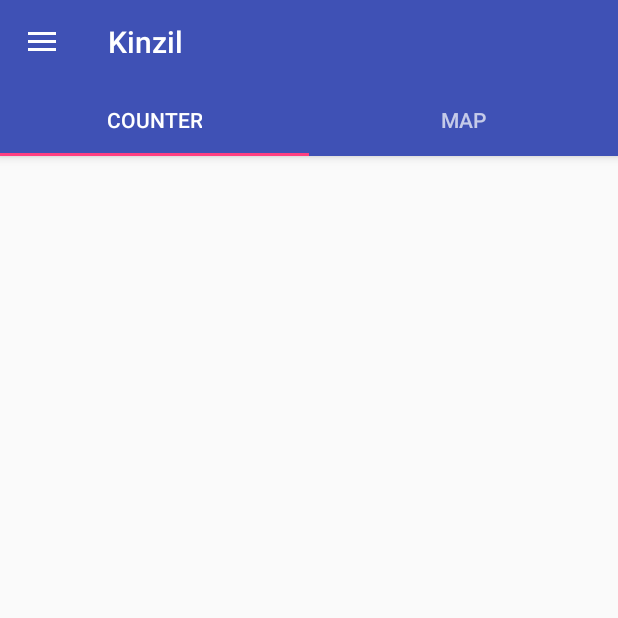
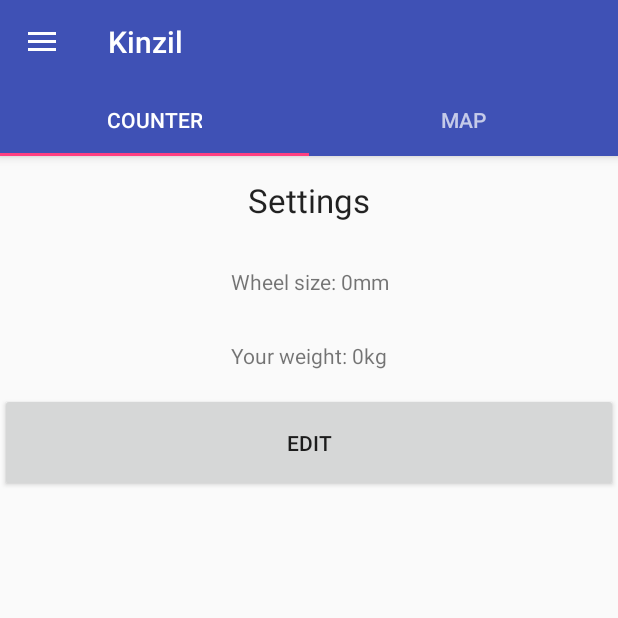
Before and after one commit to DamianNowakk/Kinzil, an Android app: the fragment SettingsFragment placed in its activity, on a phone screen of 412 x 824 dp, the top half of it. Run offline under Robolectric (Android 15) with nearby library versions, the phone set to English and light mode, and no system bars.

Commit message:
+add settings

```diff
--- a/app/src/main/java/engineeringwork/pl/kinzil/containers/DatabaseHelper.java
+++ b/app/src/main/java/engineeringwork/pl/kinzil/containers/DatabaseHelper.java
@@ -237,7 +237,7 @@ public class DatabaseHelper extends SQLiteOpenHelper {
         return mapSetting;
     }
 
-    public boolean settingInsert(Setting setting) // trzeba przetestowac
+    public boolean settingInsert(Setting setting)
     {
         SQLiteDatabase db = this.getWritableDatabase();
         ContentValues contentValues = new ContentValues();
@@ -248,7 +248,7 @@ public class DatabaseHelper extends SQLiteOpenHelper {
         return result != -1;
     }
 
-    public boolean settingUpdate(Setting setting) // trzeba przetestowac
+    public boolean settingUpdate(Setting setting)
     {
         SQLiteDatabase db = this.getWritableDatabase();
         ContentValues contentValues = new ContentValues();
@@ -260,7 +260,7 @@ public class DatabaseHelper extends SQLiteOpenHelper {
         return result != -1;
     }
 
-    public Setting getFirstLoginSetting(String login) // trzeba przetestowac
+    public Setting getFirstLoginSetting(String login)
     {
         SQLiteDatabase db = this.getWritableDatabase();
         Setting setting = new Setting();
--- a/app/src/main/java/engineeringwork/pl/kinzil/containers/Setting.java
+++ b/app/src/main/java/engineeringwork/pl/kinzil/containers/Setting.java
@@ -45,6 +45,12 @@ public class Setting {
         this.weight = weight;
     }
 
+    public Setting(String login, int wheelSize, int weight) {
+        this.login = login;
+        this.wheelSize = wheelSize;
+        this.weight = weight;
+    }
+
     public Setting(String login) {
         this.login = login;
     }
--- a/app/src/main/java/engineeringwork/pl/kinzil/setting/SettingsFragment.java
+++ b/app/src/main/java/engineeringwork/pl/kinzil/setting/SettingsFragment.java
@@ -1,20 +1,102 @@
 package engineeringwork.pl.kinzil.setting;
 
+import android.app.Dialog;
 import android.os.Bundle;
 import android.support.annotation.Nullable;
 import android.support.v4.app.Fragment;
 import android.view.LayoutInflater;
 import android.view.View;
 import android.view.ViewGroup;
+import android.widget.Button;
+import android.widget.EditText;
+import android.widget.TextView;
+import android.widget.Toast;
 
 import engineeringwork.pl.kinzil.R;
+import engineeringwork.pl.kinzil.activity.MainActivity;
+import engineeringwork.pl.kinzil.containers.DatabaseHelper;
+import engineeringwork.pl.kinzil.containers.Setting;
 
 public class SettingsFragment extends Fragment {
-    View view;
+    private View view;
+    private DatabaseHelper db;
+    private TextView wheelSizeTxt;
+    private TextView weightTxt;
+    private Button editButton;
+    private Setting setting;
     @Nullable
     @Override
     public View onCreateView(LayoutInflater inflater, ViewGroup container, Bundle savedInstanceState) {
         view = inflater.inflate(R.layout.settings_fragment, container, false);
+
+        db = DatabaseHelper.getInstance(getActivity());
+
+        wheelSizeTxt = (TextView) view.findViewById(R.id.wheelSize_textView);
+        weightTxt = (TextView) view.findViewById(R.id.weight_textView);
+        editButton = (Button) view.findViewById(R.id.edit_Button);
+        editButton.setOnClickListener(new View.OnClickListener()
+        {
+            @Override
+            public void onClick(View v)
+            {
+                openDialog(setting);
+            }
+        });
+
+        setting = db.getFirstLoginSetting(((MainActivity)getActivity()).getLogin());
+        if(setting == null)
+            setting = new Setting(((MainActivity)getActivity()).getLogin(), 0, 0);
+
+        setData();
         return view;
     }
+
+    private void setData()
+    {
+        wheelSizeTxt.setText("Wheel size: " + setting.getWheelSize() + "mm");
+        weightTxt.setText("Your weight: " + setting.getWeight() + "kg");
+    }
+
+    private void openDialog(final Setting setting)
+    {
+        final Dialog login = new Dialog(getActivity(), R.style.AlertDialogCustom);
+        login.setContentView(R.layout.dialog_edit_settings);
+        login.setTitle("Edit");
+        Button btnLogin = (Button) login.findViewById(R.id.btn_create);
+        Button btnCancel = (Button) login.findViewById(R.id.btn_cancel);
+        final EditText txtWheelSize = (EditText)login.findViewById(R.id.txt_wheel_size);
+        final EditText txtWeight = (EditText)login.findViewById(R.id.txt_weight);
+        btnLogin.setOnClickListener(new View.OnClickListener() {
+            @Override
+            public void onClick(View v) {
+                if(!txtWheelSize.getText().toString().equals(""))
+                    setting.setWheelSize(Integer.parseInt(txtWheelSize.getText().toString()));
+                if(!txtWeight.getText().toString().equals(""))
+                    setting.setWeight(Integer.parseInt(txtWeight.getText().toString()));
+                setData();
+                Setting tmp = db.getFirstLoginSetting(setting.getLogin());
+                if(tmp == null) {
+                    if (db.settingInsert(setting))
+                        Toast.makeText(getContext(), "Data save", Toast.LENGTH_LONG).show();
+                    else
+                        Toast.makeText(getContext(), "Error, data not save", Toast.LENGTH_LONG).show();
+                }
+                else {
+                    setting.setId(tmp.getId());
+                    if (db.settingUpdate(setting))
+                        Toast.makeText(getContext(), "Data update", Toast.LENGTH_LONG).show();
+                    else
+                        Toast.makeText(getContext(), "Error, data not update", Toast.LENGTH_LONG).show();
+                }
+                login.dismiss();
+            }
+        });
+        btnCancel.setOnClickListener(new View.OnClickListener() {
+            @Override
+            public void onClick(View v) {
+                login.dismiss();
+            }
+        });
+        login.show();
+    }
 }
--- a/app/src/main/res/layout/settings_fragment.xml
+++ b/app/src/main/res/layout/settings_fragment.xml
@@ -1,5 +1,41 @@
 <?xml version="1.0" encoding="utf-8"?>
-<RelativeLayout xmlns:android="http://schemas.android.com/apk/res/android"
-    android:layout_width="match_parent" android:layout_height="match_parent">
+<LinearLayout xmlns:android="http://schemas.android.com/apk/res/android"
+    android:orientation="vertical" android:layout_width="match_parent"
+    android:layout_height="match_parent"
+    android:weightSum="1">
 
-</RelativeLayout>
+    <TextView
+        android:text="@string/settings"
+        android:layout_width="match_parent"
+        android:layout_height="wrap_content"
+        android:id="@+id/textView4"
+        android:layout_weight="0.05"
+        android:textAppearance="@style/TextAppearance.AppCompat.Large"
+        android:gravity="center"/>
+
+    <TextView
+        android:text="@string/wheel_size_0mm"
+        android:layout_width="match_parent"
+        android:layout_height="wrap_content"
+        android:id="@+id/wheelSize_textView"
+        android:gravity="center"
+        android:layout_weight="0.05"/>
+
+    <TextView
+        android:text="@string/your_weight_0kg"
+        android:layout_width="match_parent"
+        android:layout_height="wrap_content"
+        android:id="@+id/weight_textView"
+        android:gravity="center"
+        android:layout_weight="0.05"/>
+
+    <Button
+        android:text="@string/edit"
+        android:layout_width="match_parent"
+        android:layout_height="wrap_content"
+        android:id="@+id/edit_Button"
+        android:gravity="center"
+        android:layout_weight="0.03" />
+
+
+</LinearLayout>
--- a/app/src/main/res/values/strings.xml
+++ b/app/src/main/res/values/strings.xml
@@ -30,6 +30,11 @@
     <string name="repeat_password">Repeat Password</string>
     <string name="show_route">Show route</string>
     <string name="show_secondary_route">Show secondary route</string>
+    <string name="edit">Edit</string>
+    <string name="weight">Weight:</string>
+    <string name="wheel_size">Wheel size:</string>
+    <string name="your_weight_0kg">Your weight: 0kg</string>
+    <string name="wheel_size_0mm">Wheel size: 0mm</string>
 
     <string-array name="spinner_item_map_menu">
         <item>Free ride(without drawing</item>
```
Also changed, not shown: app/src/main/res/layout/dialog_edit_settings.xml (added, +54 -0 lines).
